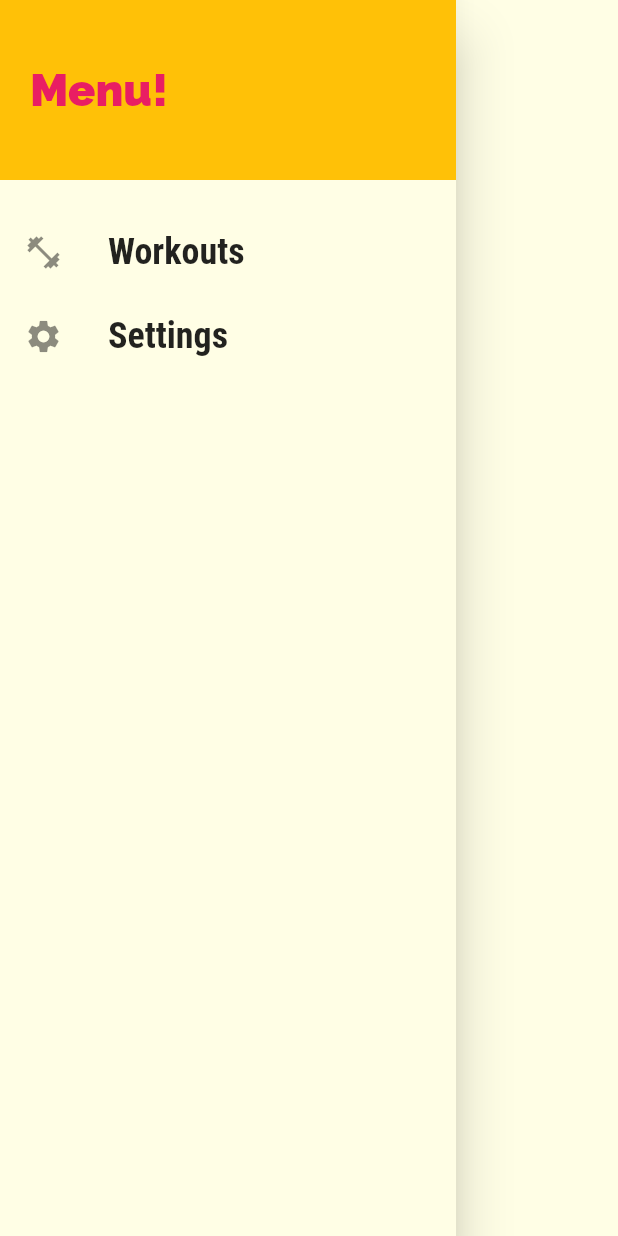
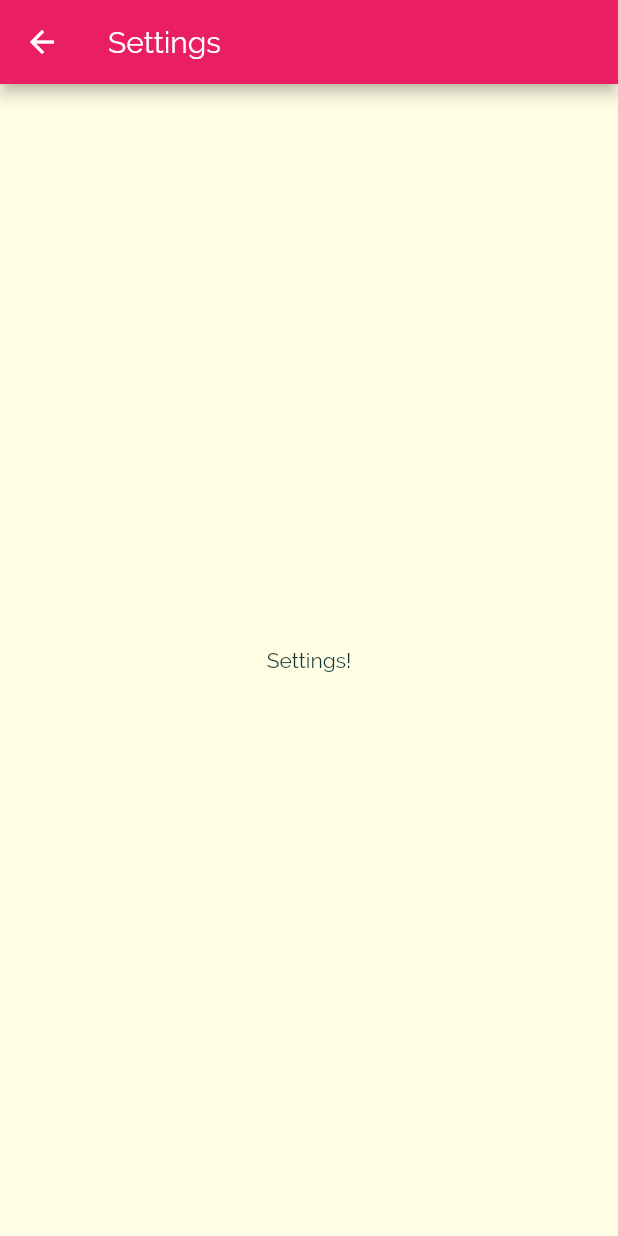
Before and after one commit to dipinsonwani/workout_app, a Flutter app: the MainDrawer widget shown alone on an empty page, opened directly, after a tap on "Settings", on a phone screen of 412 x 824 dp. Run offline on Flutter 3.47's test engine with Material 2 defaults, Android fonts, the phone set to English and light mode, and no system bars.

Commit message:
Added links to the drawer and created settingsPage

```diff
--- a/lib/main.dart
+++ b/lib/main.dart
@@ -1,6 +1,7 @@
 import 'package:flutter/material.dart';
+import './screens/settings.dart';
 import 'screens/exercise_detail_screen.dart';
-import 'package:workout_app/screens/workouts_screen.dart';
+import './screens/workouts_screen.dart';
 import 'screens/exercises_screen.dart';
 void main() {
   runApp(MyApp());
@@ -28,7 +29,8 @@ class MyApp extends StatelessWidget {
       routes: {
         '/':(ctx)=> WorkoutsScreen(),
         '/exercises_screen':(ctx)=>ExercisesScreen(),
-        ExerciseDetailScreen.routeName: (ctx)=> ExerciseDetailScreen()
+        ExerciseDetailScreen.routeName: (ctx)=> ExerciseDetailScreen(),
+        Settings.routeName : (ctx) => Settings()
         },
 
     );
--- /dev/null
+++ b/lib/screens/settings.dart
@@ -0,0 +1,11 @@
+import 'package:flutter/material.dart';
+class Settings extends StatelessWidget {
+  static const routeName ='/settings';
+  @override
+  Widget build(BuildContext context) {
+    return Scaffold(
+      appBar: AppBar(title:Text('Settings')),
+      body: Center(child: Text('Settings!'))
+    );
+  }
+}
--- a/lib/widgets/main_drawer.dart
+++ b/lib/widgets/main_drawer.dart
@@ -4,20 +4,21 @@ import 'dart:ui';
 import 'package:flutter/material.dart';
 
 class MainDrawer extends StatelessWidget {
-  Widget buildListTile(String text, IconData icon){
+  Widget buildListTile(String text, IconData icon, Function tapHandler) {
     return ListTile(
       leading: Icon(icon, size: 26),
       title: Text(
         text,
         style: TextStyle(
           fontFamily: "RobotoCondensed",
-              fontSize:24,
-              fontWeight:FontWeight.bold,
+          fontSize: 24,
+          fontWeight: FontWeight.bold,
         ),
       ),
-          onTap: (){},
+      onTap: tapHandler,
     );
   }
+
   @override
   Widget build(BuildContext context) {
     return Drawer(
@@ -39,8 +40,18 @@ class MainDrawer extends StatelessWidget {
         SizedBox(
           height: 20,
         ),
-        buildListTile('Workouts', Icons.fitness_center),
-        buildListTile('Settings', Icons.settings)
+        buildListTile(
+          'Workouts',
+        Icons.fitness_center,
+        () {
+          Navigator.of(context).pushNamed('/');
+        }),
+        buildListTile(
+          'Settings',
+          Icons.settings,
+          (){
+            Navigator.of(context).pushNamed('/settings');
+          })
       ]),
     );
   }
```
Lines whose indentation alone changed are shown as unchanged.
